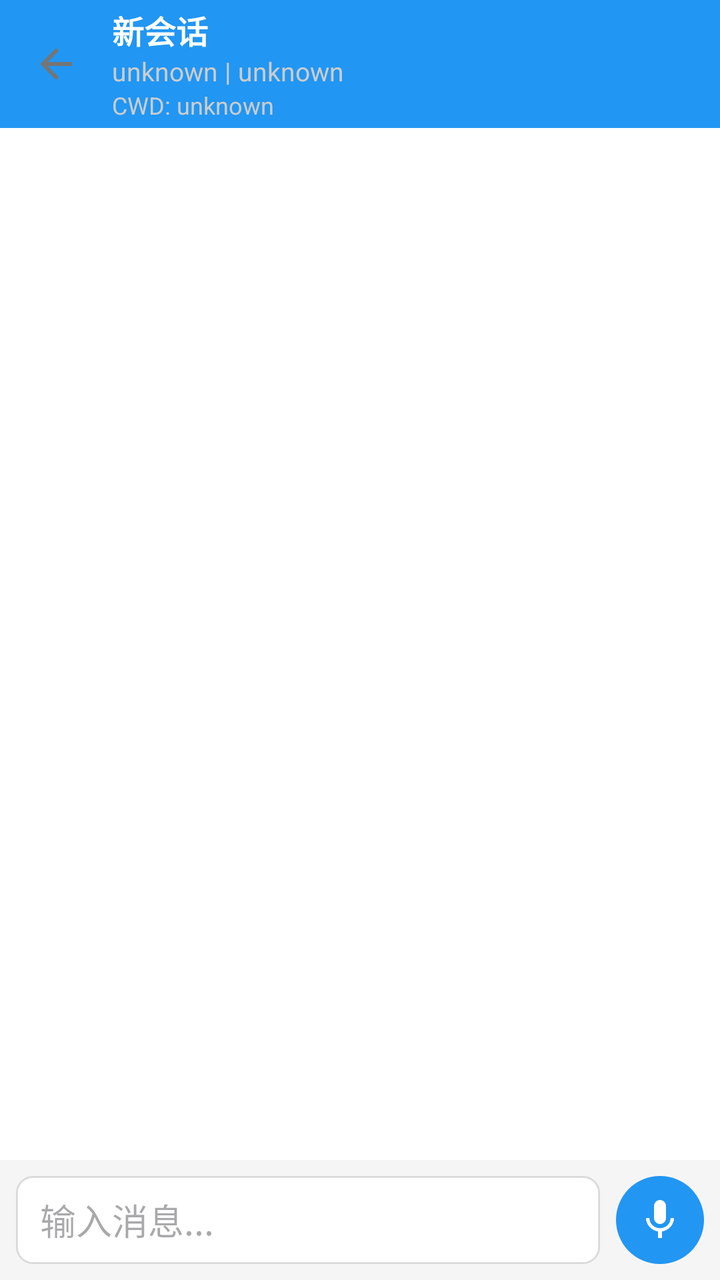
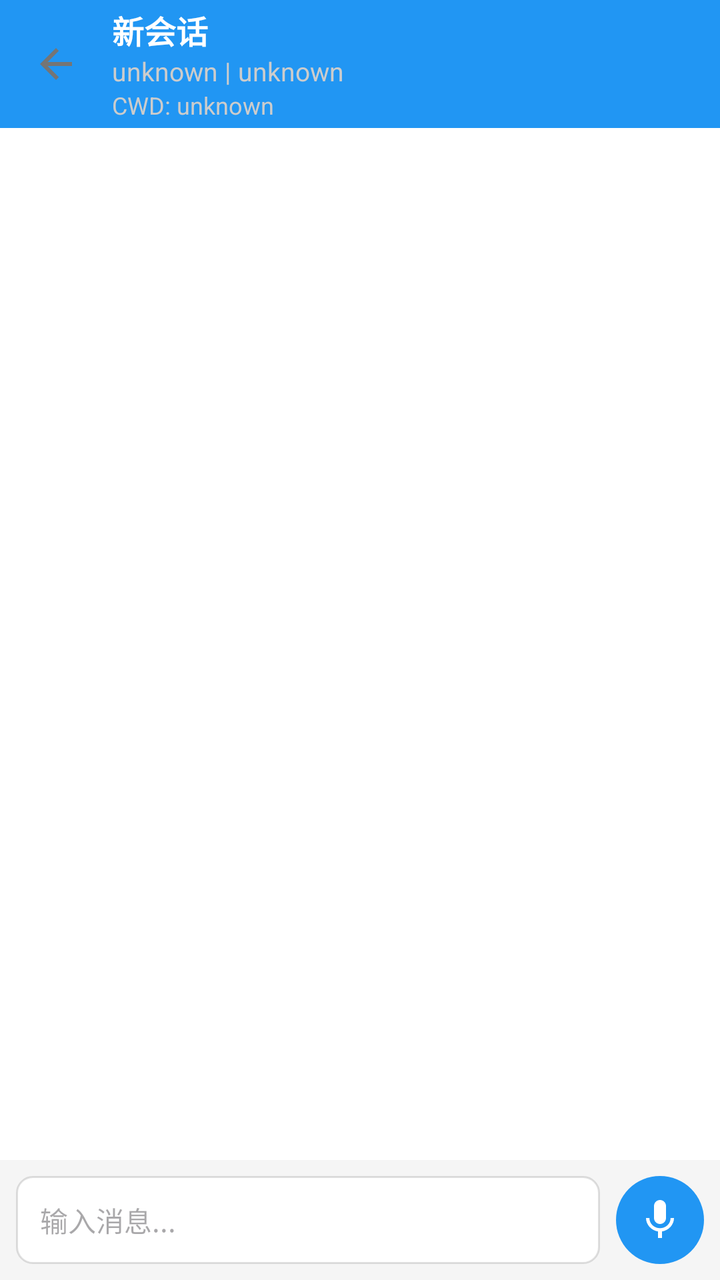

Before-and-after screenshots of an Android layout around one commit, followed by the original layout XML and the change that was made.
<!-- AndroidManifest.xml: application theme Theme.MyAndroidApp -->
<!-- res/layout/activity_chat.xml -->
<?xml version="1.0" encoding="utf-8"?>
<RelativeLayout xmlns:android="http://schemas.android.com/apk/res/android"
    xmlns:app="http://schemas.android.com/apk/res-auto"
    android:layout_width="match_parent"
    android:layout_height="match_parent"
    android:background="@color/chat_background">

    
    <androidx.appcompat.widget.Toolbar
        android:id="@+id/toolbar"
        android:layout_width="match_parent"
        android:layout_height="wrap_content"
        android:layout_alignParentTop="true"
        android:background="?attr/colorPrimary"
        android:elevation="4dp"
        android:theme="@style/ThemeOverlay.AppCompat.Dark.ActionBar"
        app:popupTheme="@style/ToolbarPopupOverlay"
        app:titleTextColor="@android:color/white"
        app:subtitleTextColor="#CCCCCC"
        app:navigationIcon="@drawable/ic_arrow_back"
        app:navigationIconTint="@android:color/white">
        
        
        <LinearLayout
            android:layout_width="match_parent"
            android:layout_height="wrap_content"
            android:orientation="vertical"
            android:layout_marginEnd="16dp">
            
            
            <TextView
                android:id="@+id/tv_session_title"
                android:layout_width="wrap_content"
                android:layout_height="wrap_content"
                android:text="@string/new_session"
                android:textColor="@android:color/white"
                android:textSize="16sp"
                android:textStyle="bold"
                android:maxLines="1"
                android:ellipsize="end" />
            
            
            <TextView
                android:id="@+id/tv_session_info"
                android:layout_width="wrap_content"
                android:layout_height="wrap_content"
                android:text="unknown | unknown"
                android:textColor="#CCCCCC"
                android:textSize="13sp"
                android:maxLines="1"
                android:ellipsize="middle" />
            
            
            <TextView
                android:id="@+id/tv_session_path"
                android:layout_width="wrap_content"
                android:layout_height="wrap_content"
                android:text="CWD: unknown"
                android:textColor="#CCCCCC"
                android:textSize="12sp"
                android:maxLines="1"
                android:ellipsize="middle" />
        </LinearLayout>
    </androidx.appcompat.widget.Toolbar>

    
    <androidx.recyclerview.widget.RecyclerView
        android:id="@+id/rv_messages"
        android:layout_width="match_parent"
        android:layout_height="match_parent"
        android:layout_above="@id/inputArea"
        android:layout_below="@id/toolbar"
        android:scrollbars="vertical"
        android:padding="8dp"
        android:clipToPadding="false"
        android:overScrollMode="always" />

    
    <TextView
        android:id="@+id/tv_load_more"
        android:layout_width="match_parent"
        android:layout_height="36dp"
        android:layout_below="@id/toolbar"
        android:gravity="center"
        android:text="@string/load_more"
        android:textColor="@android:color/white"
        android:textSize="14sp"
        android:background="@color/success"
        android:visibility="gone"
        android:elevation="4dp" />

    
    <com.google.android.material.floatingactionbutton.FloatingActionButton
        android:id="@+id/fab_scroll_bottom"
        android:layout_width="wrap_content"
        android:layout_height="wrap_content"
        android:layout_above="@id/inputArea"
        android:layout_alignParentEnd="true"
        android:layout_marginEnd="16dp"
        android:layout_marginBottom="8dp"
        android:src="@drawable/ic_arrow_down"
        android:visibility="gone"
        android:contentDescription="@string/scroll_to_bottom"
        app:backgroundTint="@color/fab_background"
        app:fabSize="mini" />


    
    <RelativeLayout
        android:id="@+id/inputArea"
        android:layout_width="match_parent"
        android:layout_height="wrap_content"
        android:layout_alignParentBottom="true"
        android:padding="8dp"
        android:background="@color/input_area_bg">

        
        <EditText
            android:id="@+id/et_message"
            android:layout_width="match_parent"
            android:layout_height="wrap_content"
            android:layout_toStartOf="@id/btn_send"
            android:layout_marginEnd="8dp"
            android:minHeight="44dp"
            android:maxHeight="100dp"
            android:background="@drawable/input_bg"
            android:hint="@string/type_message"
            android:inputType="textMultiLine|textCapSentences"
            android:maxLines="4"
            android:paddingStart="12dp"
            android:paddingEnd="12dp"
            android:paddingTop="8dp"
            android:paddingBottom="8dp"
            android:gravity="center_vertical"
            android:scrollbars="vertical"
            android:importantForAutofill="no" />

        
        <ImageButton
            android:id="@+id/btn_send"
            android:layout_width="44dp"
            android:layout_height="44dp"
            android:layout_alignParentEnd="true"
            android:layout_alignBottom="@id/et_message"
            android:src="@drawable/ic_mic"
            android:background="@drawable/mic_button_bg"
            android:contentDescription="@string/send"
            android:scaleType="centerInside"
            app:backgroundTint="@null" />
    </RelativeLayout>
</RelativeLayout>
<!-- resources referenced by this layout -->
<resources>
  <color name="chat_background">#FFFFFF</color>
  <color name="fab_background">#FFFFFF</color>
  <color name="input_area_bg">#F5F5F5</color>
  <color name="success">#4CAF50</color>
  <!-- drawable ic_arrow_back (drawable) -->
  <vector xmlns:android="http://schemas.android.com/apk/res/android"
      android:width="24dp"
      android:height="24dp"
      android:viewportWidth="24"
      android:viewportHeight="24">
      <path
          android:fillColor="@color/text_secondary"
          android:pathData="M20,11H7.83l5.59,-5.59L12,4l-8,8 8,8 1.41,-1.41L7.83,13H20v-2z" />
  </vector>
  <!-- drawable ic_arrow_down (drawable) -->
  <vector xmlns:android="http://schemas.android.com/apk/res/android"
      android:width="24dp"
      android:height="24dp"
      android:viewportWidth="24"
      android:viewportHeight="24">
      <path
          android:fillColor="@color/text_secondary"
          android:pathData="M7.41,8.59L12,13.17l4.59,-4.58L18,10l-6,6 -6,-6 1.41,-1.41z" />
  </vector>
  <!-- drawable ic_mic (drawable) -->
  <?xml version="1.0" encoding="utf-8"?>
  <vector xmlns:android="http://schemas.android.com/apk/res/android"
      android:width="24dp"
      android:height="24dp"
      android:viewportWidth="24"
      android:viewportHeight="24"
      android:tint="@android:color/white">
      <path
          android:fillColor="@android:color/white"
          android:pathData="M12,14c1.66,0 3,-1.34 3,-3V5c0,-1.66 -1.34,-3 -3,-3S9,3.34 9,5v6C9,12.66 10.34,14 12,14zM17.3,11c0,3 -2.54,5.1 -5.3,5.1S6.7,14 6.7,11H5c0,3.41 2.72,6.23 6,6.72V21h2v-3.28c3.28,-0.49 6,-3.31 6,-6.72H17.3z" />
  </vector>
  <!-- drawable input_bg (drawable) -->
  <?xml version="1.0" encoding="utf-8"?>
  <shape xmlns:android="http://schemas.android.com/apk/res/android"
      android:shape="rectangle">
      <solid android:color="@color/input_field_bg" />
      <corners android:radius="8dp" />
      <stroke
          android:width="1dp"
          android:color="@color/divider" />
  </shape>
  <!-- drawable mic_button_bg (drawable) -->
  <?xml version="1.0" encoding="utf-8"?>
  <shape xmlns:android="http://schemas.android.com/apk/res/android"
      android:shape="oval">
      <solid android:color="@color/primary_color" />
  </shape>
  <string name="load_more">下拉加载更多</string>
  <string name="new_session">新会话</string>
  <string name="scroll_to_bottom">滚动到底部</string>
  <string name="send">发送</string>
  <string name="type_message">输入消息...</string>
  <style name="ToolbarPopupOverlay" parent="ThemeOverlay.AppCompat">
          <item name="android:colorBackground">@color/popup_bg</item>
          <item name="android:textColorPrimary">@color/popup_text</item>
      </style>
  <style name="Theme.MyAndroidApp" parent="Base.Theme.MyAndroidApp" />
  <color name="text_secondary">#757575</color>
  <color name="input_field_bg">#FFFFFF</color>
  <color name="divider">#1F000000</color>
  <color name="primary_color">#2196F3</color>
  <color name="popup_bg">#FFFFFF</color>
  <color name="popup_text">#212121</color>
  <style name="Base.Theme.MyAndroidApp" parent="Theme.Material3.DayNight.NoActionBar">
          
          <item name="colorPrimary">@color/primary_color</item>
          <item name="colorPrimaryVariant">@color/primary_dark</item>
          <item name="colorOnPrimary">@color/white</item>
          <item name="android:statusBarColor">@color/primary_dark</item>
      </style>
  <color name="primary_dark">#1976D2</color>
  <color name="white">#FFFFFFFF</color>
</resources>

<!-- the commit's change to res/layout/activity_chat.xml (unified diff, before → after) -->
@@ -125,6 +125,7 @@
             android:maxHeight="100dp"
             android:background="@drawable/input_bg"
             android:hint="@string/type_message"
+            android:textSize="14sp"
             android:inputType="textMultiLine|textCapSentences"
             android:maxLines="4"
             android:paddingStart="12dp"
